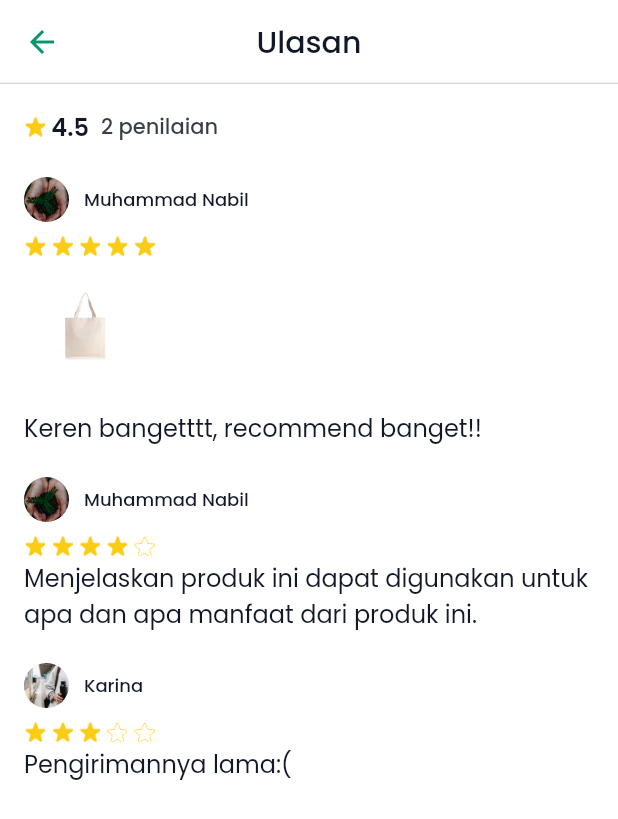
After one commit to Ecowave-Alterra/ecowave-flutter, a Flutter app: the ProductReview screen opened directly, on a phone screen of 412 x 824 dp. The commit adds this screen. Shown: the top 819 px of the screen. Run offline on Flutter 3.47's test engine with Material 2 defaults, Android fonts, the phone set to English and light mode, and no system bars; drawn by our look-alikes of flutter_rating_bar; our stand-ins replace another_flushbar, carousel_slider, flutter_bloc, flutter_countdown_timer, flutter_switch, get_it and 2 more.

Commit message:
[FL-019] Ulasan (#28)
* update asset

* complete slicing product review

* complete slicing product review

* slicing correction

* review correction

* language correction

```diff
--- a/lib/features/ecommerce/model/barang_model.dart
+++ /dev/null
@@ -1,19 +0,0 @@
-class BarangModel {
-  final String namaBarang;
-  final int harga;
-  final String? stok;
-  final String? bahan;
-  final String? kategori;
-  final String? deskripsiProduk;
-  final String rateProduk;
-
-  BarangModel({
-    required this.namaBarang,
-    required this.harga,
-    this.stok,
-    this.bahan,
-    this.kategori,
-    this.deskripsiProduk,
-    required this.rateProduk,
-  });
-}
--- /dev/null
+++ b/lib/features/ecommerce/model/product_model.dart
@@ -0,0 +1,19 @@
+class ProductModel {
+  final String productName;
+  final int productPrice;
+  final String? productStock;
+  final String? productMaterial;
+  final String? productCategory;
+  final String? productDesc;
+  final String productRate;
+
+  ProductModel({
+    required this.productName,
+    required this.productPrice,
+    this.productStock,
+    this.productMaterial,
+    this.productCategory,
+    this.productDesc,
+    required this.productRate,
+  });
+}
--- /dev/null
+++ b/lib/features/ecommerce/model/review_model.dart
@@ -0,0 +1,17 @@
+import 'package:flutter/material.dart';
+
+class ReviewModel {
+  final ImageProvider? reviewerPhoto;
+  final String reviewerName;
+  final double reviewerStar;
+  final String? reviewerDesc;
+  final Image? reviewPhoto;
+
+  ReviewModel({
+    this.reviewerPhoto,
+    required this.reviewerName,
+    required this.reviewerStar,
+    this.reviewerDesc,
+    this.reviewPhoto,
+  });
+}
--- a/lib/features/ecommerce/view/pages/home_e_commerce_page.dart
+++ b/lib/features/ecommerce/view/pages/home_e_commerce_page.dart
@@ -1,5 +1,5 @@
 import 'package:ecowave/core.dart';
-import 'package:ecowave/features/ecommerce/view/widgets/card_barang_widget.dart';
+import 'package:ecowave/features/ecommerce/view/widgets/card_product_widget.dart';
 import 'package:ecowave/features/ecommerce/view/widgets/carousel_widget.dart';
 import 'package:ecowave/features/ecommerce/view/widgets/searchbar_widget.dart';
 import 'package:ecowave/features/payment/view/pages/payment_detail_page.dart';
@@ -30,7 +30,7 @@ class HomeECommerce extends StatelessWidget {
         children: [
           SearchBarWidget(),
           CarouselGambar(),
-          CardBarang(),
+          CardProduct(),
         ],
       ),
     );
--- /dev/null
+++ b/lib/features/ecommerce/view/pages/product_review_page.dart
@@ -0,0 +1,57 @@
+import 'package:ecowave/features/ecommerce/view/widgets/review_list_widget.dart';
+import 'package:flutter/material.dart';
+
+import '../../../../core.dart';
+
+class ProductReview extends StatelessWidget {
+  const ProductReview({super.key});
+
+  @override
+  Widget build(BuildContext context) {
+    return Scaffold(
+      appBar: AppBar(
+        title: const Text("Ulasan"),
+      ),
+      body: Column(
+        mainAxisAlignment: MainAxisAlignment.start,
+        crossAxisAlignment: CrossAxisAlignment.start,
+        children: [
+          Container(
+            padding: const EdgeInsets.fromLTRB(16.0, 16.0, 0.0, 0.0),
+            child: Row(
+              children: [
+                const ImageIcon(
+                  AppIcons.solidUlasan,
+                  color: AppColors.warning500,
+                  size: 14.24,
+                ),
+                Container(
+                  padding: const EdgeInsets.only(left: 4.0),
+                  child: const Text(
+                    '4.5',
+                    style: TextStyle(
+                        fontSize: AppSizes.primary,
+                        fontWeight: AppFontWeight.semibold,
+                        color: AppColors.black),
+                  ),
+                ),
+                Container(
+                  padding:
+                      const EdgeInsets.only(left: 8.0, top: 2.0, bottom: 2.0),
+                  child: const Text(
+                    '2 penilaian',
+                    style: TextStyle(
+                        fontSize: 14,
+                        fontWeight: AppFontWeight.medium,
+                        color: AppColors.grey700),
+                  ),
+                ),
+              ],
+            ),
+          ),
+          const ReviewListWidget(),
+        ],
+      ),
+    );
+  }
+}
--- a/lib/features/ecommerce/view/widgets/card_barang_widget.dart
+++ b/lib/features/ecommerce/view/widgets/card_product_widget.dart
@@ -1,8 +1,8 @@
 import 'package:ecowave/core.dart';
 import 'package:flutter/material.dart';
 
-class CardBarang extends StatelessWidget {
-  const CardBarang({super.key});
+class CardProduct extends StatelessWidget {
+  const CardProduct({super.key});
 
   @override
   Widget build(BuildContext context) {
--- /dev/null
+++ b/lib/features/ecommerce/view/widgets/review_list_widget.dart
@@ -0,0 +1,134 @@
+import 'package:ecowave/core.dart';
+import 'package:flutter/material.dart';
+import 'package:flutter_rating_bar/flutter_rating_bar.dart';
+
+import '../../model/review_model.dart';
+
+class ReviewListWidget extends StatelessWidget {
+  const ReviewListWidget({super.key, this.review});
+  final ReviewModel? review;
+
+  @override
+  Widget build(BuildContext context) {
+    final List<ReviewModel> reviews = [
+      ReviewModel(
+        reviewerPhoto: const AssetImage(AppImages.cardInfo4),
+        reviewerName: 'Muhammad Nabil',
+        reviewerStar: 5,
+        reviewerDesc: 'Keren bangetttt, recommend banget!!',
+        reviewPhoto: Image.asset(AppImages.productShop2),
+      ),
+      ReviewModel(
+        reviewerPhoto: const AssetImage(AppImages.cardInfo4),
+        reviewerName: 'Muhammad Nabil',
+        reviewerStar: 4,
+        reviewerDesc:
+            'Menjelaskan produk ini dapat digunakan untuk apa dan apa manfaat dari produk ini.',
+      ),
+      ReviewModel(
+        reviewerPhoto: const AssetImage(AppImages.cardInfo6),
+        reviewerName: 'Karina',
+        reviewerStar: 3,
+        reviewerDesc: 'Pengirimannya lama:(',
+      ),
+    ];
+    return ListView.builder(
+      shrinkWrap: true,
+      itemCount: reviews.length,
+      itemBuilder: (context, index) {
+        return Column(
+          crossAxisAlignment: CrossAxisAlignment.start,
+          children: [
+            Container(
+              padding: const EdgeInsets.only(
+                  left: AppSizes.primary, top: AppSizes.primary),
+              child: Row(
+                children: [
+                  SizedBox(
+                    width: 30.0,
+                    height: 40.0,
+                    child: CircleAvatar(
+                      backgroundImage: reviews[index].reviewerPhoto,
+                    ),
+                  ),
+                  Container(
+                    padding: const EdgeInsets.only(left: 10.0),
+                    child: Text(
+                      reviews[index].reviewerName,
+                      style: const TextStyle(
+                          fontSize: 12.0,
+                          fontWeight: AppFontWeight.medium,
+                          color: AppColors.black),
+                    ),
+                  ),
+                ],
+              ),
+            ),
+            Container(
+              height: 20.0,
+              padding: const EdgeInsets.fromLTRB(16.0, 4.0, 0.0, 4.0),
+              child: RatingBar(
+                initialRating: reviews[index].reviewerStar,
+                ignoreGestures: true,
+                direction: Axis.horizontal,
+                allowHalfRating: false,
+                itemSize: 14.24,
+                itemCount: 5,
+                ratingWidget: RatingWidget(
+                  full: const ImageIcon(
+                    AppIcons.solidUlasan,
+                    color: AppColors.warning500,
+                  ),
+                  half: const ImageIcon(
+                    AppIcons.outlineUlasan,
+                    color: AppColors.warning500,
+                  ),
+                  empty: const ImageIcon(
+                    AppIcons.outlineUlasan,
+                    color: AppColors.warning500,
+                  ),
+                ),
+                itemPadding: const EdgeInsets.only(right: 4),
+                onRatingUpdate: (rating) {},
+              ),
+            ),
+            ImageReview(image: reviews[index].reviewPhoto),
+            Container(
+              padding: const EdgeInsets.only(
+                  left: AppSizes.primary, right: AppSizes.primary),
+              alignment: Alignment.centerLeft,
+              child: Text(
+                reviews[index].reviewerDesc ?? 'tidak ada deskripsi',
+                style: const TextStyle(
+                  fontSize: AppSizes.primary,
+                  fontWeight: AppFontWeight.regular,
+                ),
+              ),
+            ),
+          ],
+        );
+      },
+    );
+  }
+}
+
+class ImageReview extends StatelessWidget {
+  const ImageReview({super.key, this.image});
+  final Image? image;
+
+  @override
+  Widget build(BuildContext context) {
+    if (image == null) {
+      return const SizedBox(
+        height: 0.0,
+      );
+    } else {
+      return Container(
+        height: 100.0,
+        width: 100.0,
+        padding: const EdgeInsets.fromLTRB(16.0, 4.0, 4.0, 16.0),
+        child: image,
+      );
+    }
+  }
+}
--- a/pubspec.yaml
+++ b/pubspec.yaml
@@ -20,6 +20,7 @@ dependencies:
   lottie: ^2.3.2
   carousel_slider: ^4.2.1
   flutter_countdown_timer: ^4.1.0
+  flutter_rating_bar: ^4.0.1
   flutter_switch: ^0.3.2
 
 flutter_launcher_icons:
```
Also changed, not shown: assets/icons/outlineUlasan.png, pubspec.lock.
